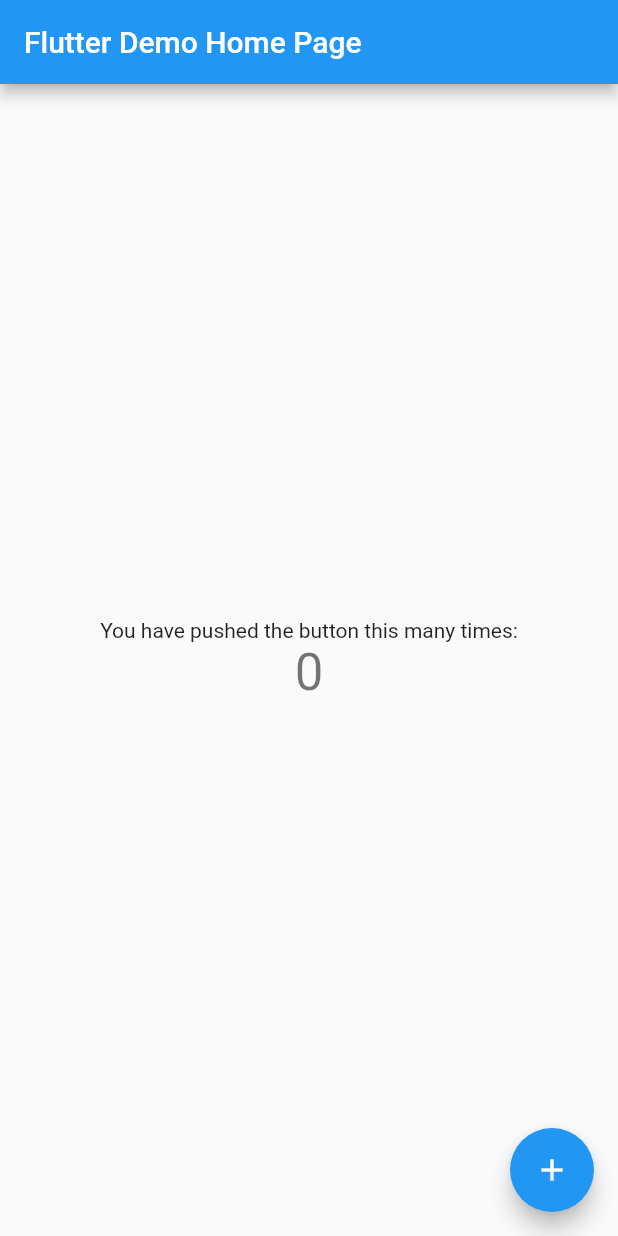
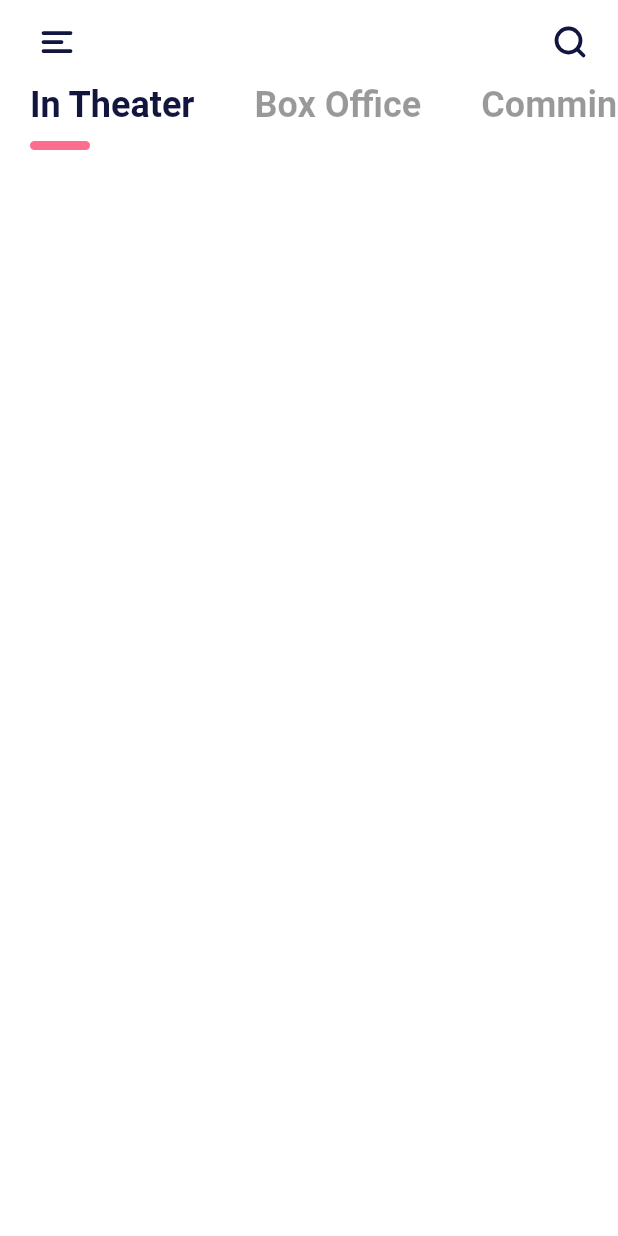
Before and after one commit to lucasaclima03/movie_app, a Flutter app: the screen it shows after launch, on a phone screen of 412 x 824 dp. Run offline on Flutter 3.47's test engine with Material 2 defaults, Android fonts, the phone set to English and light mode, and no system bars; our stand-ins replace flutter_svg.

Commit message:
criação do body

```diff
--- a/analysis_options.yaml
+++ b/analysis_options.yaml
@@ -22,8 +22,8 @@ linter:
   # `// ignore_for_file: name_of_lint` syntax on the line or in the file
   # producing the lint.
   rules:
-    # avoid_print: false  # Uncomment to disable the `avoid_print` rule
-    # prefer_single_quotes: true  # Uncomment to enable the `prefer_single_quotes` rule
+    prefer_const_constructors: false
+
 
 # Additional information about this file can be found at
 # https://dart.dev/guides/language/analysis-options
--- /dev/null
+++ b/lib/constants.dart
@@ -0,0 +1,15 @@
+import 'package:flutter/material.dart';
+
+// Colos that use in our app
+const kSecondaryColor = Color(0xFFFE6D8E);
+const kTextColor = Color(0xFF12153D);
+const kTextLightColor = Color(0xFF9A9BB2);
+const kFillStarColor = Color(0xFFFCC419);
+
+const kDefaultPadding = 20.0;
+
+const kDefaultShadow = BoxShadow(
+  offset: Offset(0, 4),
+  blurRadius: 4,
+  color: Colors.black26,
+);
--- a/lib/main.dart
+++ b/lib/main.dart
@@ -1,4 +1,5 @@
 import 'package:flutter/material.dart';
+import 'package:movie_info_app/screens/home/home_screen.dart';
 
 void main() {
   runApp(const MyApp());
@@ -11,105 +12,12 @@ class MyApp extends StatelessWidget {
   @override
   Widget build(BuildContext context) {
     return MaterialApp(
-      title: 'Flutter Demo',
+      debugShowCheckedModeBanner: false,
+      title: 'Movie App',
       theme: ThemeData(
-        // This is the theme of your application.
-        //
-        // Try running your application with "flutter run". You'll see the
-        // application has a blue toolbar. Then, without quitting the app, try
-        // changing the primarySwatch below to Colors.green and then invoke
-        // "hot reload" (press "r" in the console where you ran "flutter run",
-        // or simply save your changes to "hot reload" in a Flutter IDE).
-        // Notice that the counter didn't reset back to zero; the application
-        // is not restarted.
         primarySwatch: Colors.blue,
       ),
-      home: const MyHomePage(title: 'Flutter Demo Home Page'),
+      home: HomeScreen(),
     );
   }
 }
-
-class MyHomePage extends StatefulWidget {
-  const MyHomePage({Key? key, required this.title}) : super(key: key);
-
-  // This widget is the home page of your application. It is stateful, meaning
-  // that it has a State object (defined below) that contains fields that affect
-  // how it looks.
-
-  // This class is the configuration for the state. It holds the values (in this
-  // case the title) provided by the parent (in this case the App widget) and
-  // used by the build method of the State. Fields in a Widget subclass are
-  // always marked "final".
-
-  final String title;
-
-  @override
-  State<MyHomePage> createState() => _MyHomePageState();
-}
-
-class _MyHomePageState extends State<MyHomePage> {
-  int _counter = 0;
-
-  void _incrementCounter() {
-    setState(() {
-      // This call to setState tells the Flutter framework that something has
-      // changed in this State, which causes it to rerun the build method below
-      // so that the display can reflect the updated values. If we changed
-      // _counter without calling setState(), then the build method would not be
-      // called again, and so nothing would appear to happen.
-      _counter++;
-    });
-  }
-
-  @override
-  Widget build(BuildContext context) {
-    // This method is rerun every time setState is called, for instance as done
-    // by the _incrementCounter method above.
-    //
-    // The Flutter framework has been optimized to make rerunning build methods
-    // fast, so that you can just rebuild anything that needs updating rather
-    // than having to individually change instances of widgets.
-    return Scaffold(
-      appBar: AppBar(
-        // Here we take the value from the MyHomePage object that was created by
-        // the App.build method, and use it to set our appbar title.
-        title: Text(widget.title),
-      ),
-      body: Center(
-        // Center is a layout widget. It takes a single child and positions it
-        // in the middle of the parent.
-        child: Column(
-          // Column is also a layout widget. It takes a list of children and
-          // arranges them vertically. By default, it sizes itself to fit its
-          // children horizontally, and tries to be as tall as its parent.
-          //
-          // Invoke "debug painting" (press "p" in the console, choose the
-          // "Toggle Debug Paint" action from the Flutter Inspector in Android
-          // Studio, or the "Toggle Debug Paint" command in Visual Studio Code)
-          // to see the wireframe for each widget.
-          //
-          // Column has various properties to control how it sizes itself and
-          // how it positions its children. Here we use mainAxisAlignment to
-          // center the children vertically; the main axis here is the vertical
-          // axis because Columns are vertical (the cross axis would be
-          // horizontal).
-          mainAxisAlignment: MainAxisAlignment.center,
-          children: <Widget>[
-            const Text(
-              'You have pushed the button this many times:',
-            ),
-            Text(
-              '$_counter',
-              style: Theme.of(context).textTheme.headline4,
-            ),
-          ],
-        ),
-      ),
-      floatingActionButton: FloatingActionButton(
-        onPressed: _incrementCounter,
-        tooltip: 'Increment',
-        child: const Icon(Icons.add),
-      ), // This trailing comma makes auto-formatting nicer for build methods.
-    );
-  }
-}
--- /dev/null
+++ b/lib/screens/home/components/body.dart
@@ -0,0 +1,69 @@
+import 'package:flutter/material.dart';
+import 'package:movie_info_app/constants.dart';
+
+class Body extends StatelessWidget {
+  const Body({Key? key}) : super(key: key);
+
+  @override
+  Widget build(BuildContext context) {
+    return Column(
+      children: <Widget>[
+        CategoryList(),
+      ],
+    );
+  }
+}
+
+class CategoryList extends StatefulWidget {
+  const CategoryList({Key? key}) : super(key: key);
+
+  @override
+  _CategoryListState createState() => _CategoryListState();
+}
+
+class _CategoryListState extends State<CategoryList> {
+  int selectedCategory = 0;
+  List<String> categories = ["In Theater", "Box Office", "Comming Soon"];
+  @override
+  Widget build(BuildContext context) {
+    return Container(
+      height: 60,
+      child: ListView.builder(
+          scrollDirection: Axis.horizontal,
+          itemCount: categories.length,
+          itemBuilder: (context, index) => buildCategory(index, context)),
+    );
+  }
+
+  Padding buildCategory(int index, BuildContext context) {
+    return Padding(
+      padding: EdgeInsets.symmetric(horizontal: kDefaultPadding),
+      child: Column(
+        crossAxisAlignment: CrossAxisAlignment.start,
+        children: [
+          Text(
+            categories[index],
+            style: Theme.of(context)
+                .textTheme
+                .headline5!
+                .copyWith(
+                  fontWeight: FontWeight.w600,
+                  color: index == selectedCategory ? kTextColor : Colors.black.withOpacity(0.4)
+
+                  ),
+
+          ),
+          Container(
+            margin: EdgeInsets.symmetric(vertical: kDefaultPadding/2),
+            height: 6,
+            width: 40,
+            decoration: BoxDecoration(
+              borderRadius: BorderRadius.circular(10),
+              color: index == selectedCategory ? kSecondaryColor : Colors.transparent,
+            ),
+          )
+        ],
+      ),
+    );
+  }
+}
--- /dev/null
+++ b/lib/screens/home/home_screen.dart
@@ -0,0 +1,35 @@
+import 'package:flutter/material.dart';
+import 'package:flutter_svg/svg.dart';
+import 'package:movie_info_app/constants.dart';
+import 'package:movie_info_app/screens/home/components/body.dart';
+
+class HomeScreen extends StatelessWidget {
+  const HomeScreen({Key? key}) : super(key: key);
+
+  @override
+  Widget build(BuildContext context) {
+    return Scaffold(
+      backgroundColor: Colors.white,
+      appBar: buildAppBar(),
+      body: Body(),
+    );
+  }
+
+  AppBar buildAppBar() {
+    return AppBar(
+      backgroundColor: Colors.white,
+      elevation: 0,
+      leading: IconButton(
+        padding: EdgeInsets.only(left: kDefaultPadding),
+        icon: SvgPicture.asset("assets/icons/menu.svg"),
+        onPressed: () {},
+      ),
+      actions: <Widget>[
+        IconButton(
+          padding: EdgeInsets.symmetric(horizontal: kDefaultPadding),
+          onPressed: () {},
+          icon: SvgPicture.asset("assets/icons/search.svg"))
+      ],
+    );
+  }
+}
--- a/pubspec.yaml
+++ b/pubspec.yaml
@@ -34,7 +34,7 @@ dependencies:
   # The following adds the Cupertino Icons font to your application.
   # Use with the CupertinoIcons class for iOS style icons.
   cupertino_icons: ^1.0.2
-  flutter_svg: ^0.17.4
+  flutter_svg: ^1.0.0
   animations: ^1.1.0
 
 dev_dependencies:
```
Also changed, not shown: pubspec.lock.
